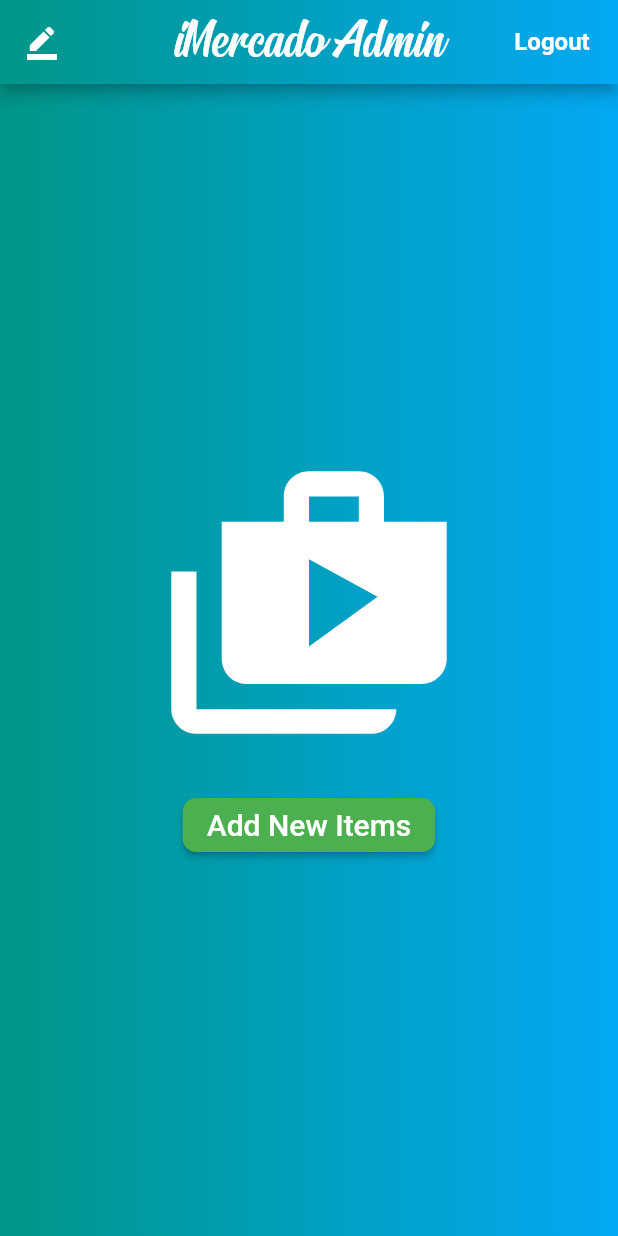
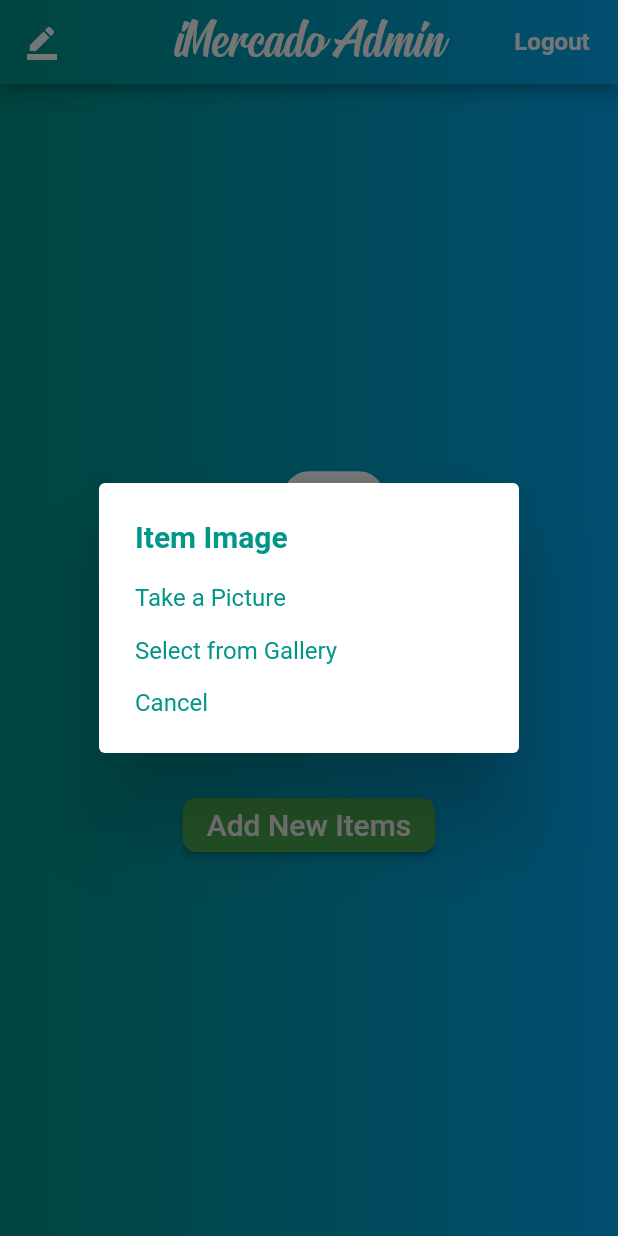
Before and after one commit to MBanawa/ecommerce_app, a Flutter app: the UploadPage screen opened directly, after a tap on "Add New Items", on a phone screen of 412 x 824 dp. Run offline on Flutter 3.47's test engine with Material 2 defaults, Android fonts, the phone set to English and light mode, and no system bars; our stand-ins replace cloud_firestore, firebase_auth, firebase_core, firebase_storage, image_picker, shared_preferences; accounts and stored records are empty.

Commit message:
Added ImagePicker

```diff
--- a/lib/Admin/uploadItems.dart
+++ b/lib/Admin/uploadItems.dart
@@ -1,6 +1,9 @@
+import 'dart:io';
+
 import 'package:ecommerce_app/Admin/adminShiftOrders.dart';
 import 'package:ecommerce_app/main.dart';
 import 'package:flutter/material.dart';
+import 'package:image_picker/image_picker.dart';
 
 class UploadPage extends StatefulWidget {
   @override
@@ -10,6 +13,8 @@ class UploadPage extends StatefulWidget {
 class _UploadPageState extends State<UploadPage>
     with AutomaticKeepAliveClientMixin<UploadPage> {
   bool get wantKeepAlive => true;
+  File _imageFile;
+
   @override
   Widget build(BuildContext context) {
     return displayAdminHomeScreen();
@@ -98,7 +103,7 @@ class _UploadPageState extends State<UploadPage>
               padding: EdgeInsets.only(top: 20.0),
               child: RaisedButton(
                 color: Colors.green,
-                onPressed: () => print('placeholder'),
+                onPressed: () => takeImage(context),
                 shape: RoundedRectangleBorder(
                   borderRadius: BorderRadius.circular(
                     9.0,
@@ -118,4 +123,74 @@ class _UploadPageState extends State<UploadPage>
       ),
     );
   }
+
+  takeImage(mContext) {
+    return showDialog(
+      context: context,
+      builder: (con) {
+        return SimpleDialog(
+          title: Text(
+            'Item Image',
+            style: TextStyle(
+              color: Colors.teal,
+              fontWeight: FontWeight.bold,
+            ),
+          ),
+          children: [
+            SimpleDialogOption(
+              child: Text(
+                'Take a Picture',
+                style: TextStyle(
+                  color: Colors.teal,
+                ),
+              ),
+              onPressed: capturePhotoWithCamera,
+            ),
+            SimpleDialogOption(
+              child: Text(
+                'Select from Gallery',
+                style: TextStyle(
+                  color: Colors.teal,
+                ),
+              ),
+              onPressed: pickPhotoFromGallery,
+            ),
+            SimpleDialogOption(
+              child: Text(
+                'Cancel',
+                style: TextStyle(
+                  color: Colors.teal,
+                ),
+              ),
+              onPressed: () {
+                Navigator.pop(context);
+              },
+            ),
+          ],
+        );
+      },
+    );
+  }
+
+  final _picker = ImagePicker();
+  capturePhotoWithCamera() async {
+    Navigator.pop(context);
+    final pickedFile = await _picker.getImage(
+        source: ImageSource.camera, maxHeight: 680.0, maxWidth: 970.0);
+    setState(() {
+      if (pickedFile != null) {
+        _imageFile = File(pickedFile.path);
+      }
+    });
+  }
+
+  pickPhotoFromGallery() async {
+    Navigator.pop(context);
+    final pickedFile = await _picker.getImage(source: ImageSource.gallery);
+    setState(() {
+      if (pickedFile != null) {
+        _imageFile = File(pickedFile.path);
+      }
+    });
+  }
 }
```
